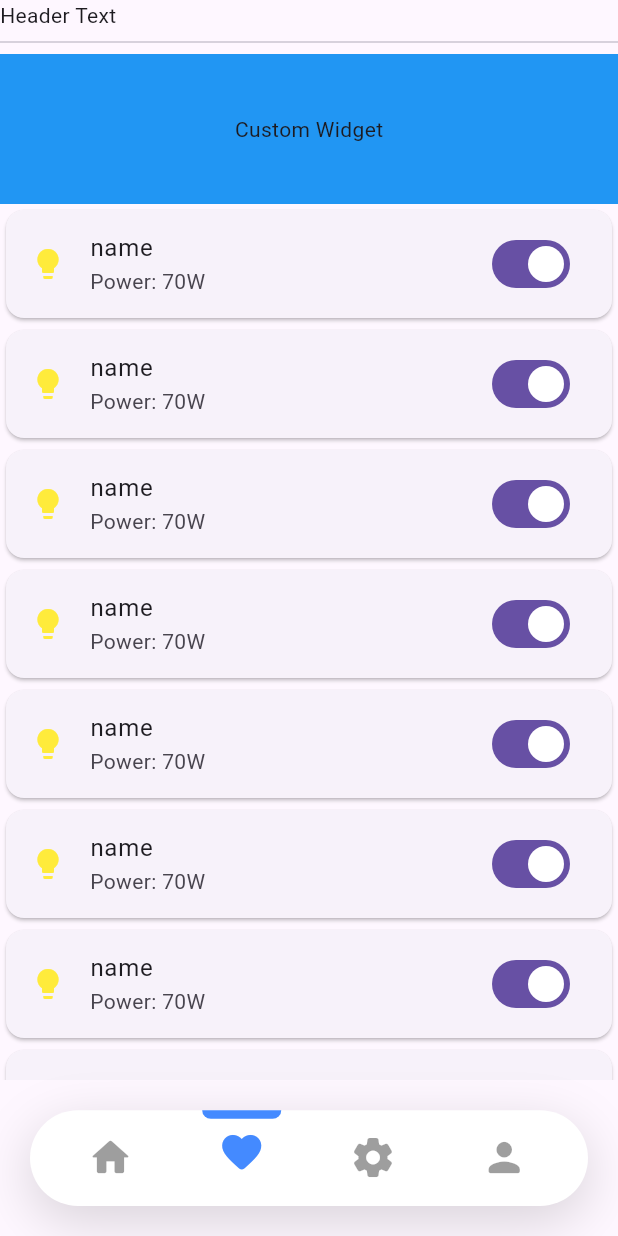
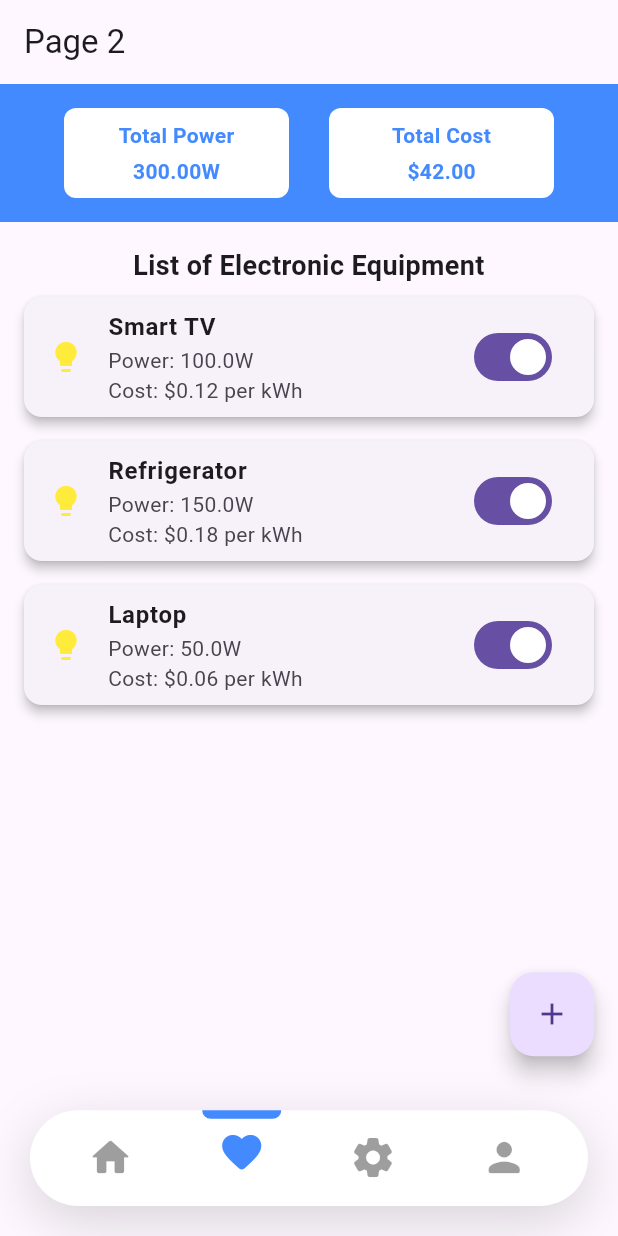
Before and after one commit to aqimuddin225/flutter_energy_monitor_app_rebuild, a Flutter app: the screen it shows after launch, after a tap on the "favorite" icon, on a phone screen of 412 x 824 dp. Run offline on Flutter 3.47's test engine with Material 3 defaults, Android fonts, the phone set to English and light mode, and no system bars.

Commit message:
Add Page 2 Detail

```diff
--- a/lib/view/home.dart
+++ b/lib/view/home.dart
@@ -22,10 +22,18 @@ class HomePageState extends State<HomePage> {
     Page4Screen()
   ];
 
+  List<AppBar> _appBars = [
+    AppBar(title: Text('Page 1')),
+    AppBar(title: Text('Page 2')),
+    AppBar(title: Text('Page 3')),
+    AppBar(title: Text('Page 4')),
+  ];
+
   @override
   Widget build(BuildContext context) {
     Size size = MediaQuery.of(context).size;
     return Scaffold(
+      appBar: _appBars[currentIndex],
       body: _widgetOptions.elementAt(currentIndex),
       bottomNavigationBar: _CustomNavBar(
         size: size,
--- a/lib/view/page2.dart
+++ b/lib/view/page2.dart
@@ -1,5 +1,17 @@
 import 'package:flutter/material.dart';
-import 'package:flutter_energy_monitor_app_01/view/widget/lamp_card.dart';
+
+class Equipment {
+  final String name;
+  final double power;
+  final double consumptionCost;
+  bool isOn;
+
+  Equipment(
+      {required this.name,
+      required this.power,
+      required this.consumptionCost,
+      required this.isOn});
+}
 
 class Page2Screen extends StatefulWidget {
   const Page2Screen({super.key});
@@ -9,33 +21,170 @@ class Page2Screen extends StatefulWidget {
 }
 
 class _Page2ScreenState extends State<Page2Screen> {
+  final List<Equipment> equipmentList = [
+    Equipment(name: 'Smart TV', power: 100, consumptionCost: 0.12, isOn: true),
+    Equipment(
+        name: 'Refrigerator', power: 150, consumptionCost: 0.18, isOn: true),
+    Equipment(name: 'Laptop', power: 50, consumptionCost: 0.06, isOn: true),
+    // Add more equipment as needed
+  ];
+
   @override
   Widget build(BuildContext context) {
-    return SafeArea(
-      child: ListView(
-        children: <Widget>[
-          const Text('Header Text'),
-          const Divider(), // A divider line
-          Container(
-            height: 100,
-            color: Colors.blue,
-            alignment: Alignment.center,
-            child: const Text('Custom Widget'),
+    return Scaffold(
+      body: Column(
+        crossAxisAlignment: CrossAxisAlignment.stretch,
+        children: [
+          TotalPowerCostInfo(equipmentList: equipmentList),
+          SizedBox(height: 16),
+          Text(
+            'List of Electronic Equipment',
+            style: TextStyle(
+              fontSize: 18,
+              fontWeight: FontWeight.bold,
+            ),
+            textAlign: TextAlign.center,
           ),
-          LampCard(LampStatus('name', 70, true)),
-          LampCard(LampStatus('name', 70, true)),
-          LampCard(LampStatus('name', 70, true)),
-          LampCard(LampStatus('name', 70, true)),
-          LampCard(LampStatus('name', 70, true)),
-          LampCard(LampStatus('name', 70, true)),
-          LampCard(LampStatus('name', 70, true)),
-          LampCard(LampStatus('name', 70, true)),
-          LampCard(LampStatus('name', 70, true)),
-          LampCard(LampStatus('name', 70, true)),
-          LampCard(LampStatus('name', 70, true)),
-          LampCard(LampStatus('name', 70, true))
+          EquipmentList(equipmentList: equipmentList),
+        ],
+      ),
+      floatingActionButton: FloatingActionButton(
+        onPressed: () {
+          // Handle the action to add electronic devices
+          // You can show a dialog or navigate to another screen for adding devices
+          // For example:
+          // Navigator.push(context, MaterialPageRoute(builder: (context) => AddDeviceScreen()));
+        },
+        child: Icon(Icons.add),
+      ),
+      floatingActionButtonLocation: FloatingActionButtonLocation.endFloat,
+    );
+  }
+}
+
+class TotalPowerCostInfo extends StatelessWidget {
+  final List<Equipment> equipmentList;
+
+  TotalPowerCostInfo({required this.equipmentList});
+
+  @override
+  Widget build(BuildContext context) {
+    double totalPower =
+        equipmentList.map((e) => e.power).fold(0, (a, b) => a + b);
+    double totalCost = equipmentList
+        .map((e) => e.power * e.consumptionCost)
+        .fold(0, (a, b) => a + b);
+
+    return Container(
+      color: Colors.blueAccent,
+      padding: EdgeInsets.all(16),
+      child: Row(
+        mainAxisAlignment: MainAxisAlignment.spaceEvenly,
+        children: [
+          _buildInfoContainer(
+              'Total Power', '${totalPower.toStringAsFixed(2)}W'),
+          _buildInfoContainer(
+              'Total Cost', '\$${totalCost.toStringAsFixed(2)}'),
         ],
       ),
     );
   }
+
+  Widget _buildInfoContainer(String title, String value) {
+    return Container(
+      width: 150,
+      padding: EdgeInsets.all(8),
+      decoration: BoxDecoration(
+        borderRadius: BorderRadius.circular(8),
+        color: Colors.white,
+      ),
+      child: Center(
+        child: Column(
+          crossAxisAlignment: CrossAxisAlignment.center,
+          children: [
+            Text(
+              title,
+              style: TextStyle(
+                color: Colors.blueAccent,
+                fontWeight: FontWeight.bold,
+              ),
+            ),
+            SizedBox(height: 4),
+            Text(
+              value,
+              style: TextStyle(
+                color: Colors.blueAccent,
+                fontWeight: FontWeight.w600,
+              ),
+            ),
+          ],
+        ),
+      ),
+    );
+  }
 }
+
+class EquipmentList extends StatelessWidget {
+  final List<Equipment> equipmentList;
+
+  EquipmentList({required this.equipmentList});
+
+  @override
+  Widget build(BuildContext context) {
+    return Expanded(
+      child: ListView.builder(
+        itemCount: equipmentList.length,
+        itemBuilder: (context, index) {
+          return EquipmentTile(equipment: equipmentList[index]);
+        },
+      ),
+    );
+  }
+}
+
+class EquipmentTile extends StatefulWidget {
+  final Equipment equipment;
+
+  EquipmentTile({required this.equipment});
+
+  @override
+  State<EquipmentTile> createState() => _EquipmentTileState();
+}
+
+class _EquipmentTileState extends State<EquipmentTile> {
+  @override
+  Widget build(BuildContext context) {
+    return Card(
+      elevation: 3,
+      margin: EdgeInsets.symmetric(vertical: 8, horizontal: 16),
+      child: ListTile(
+        leading: Icon(
+          widget.equipment.isOn ? Icons.lightbulb : Icons.lightbulb_outline,
+          color: widget.equipment.isOn ? Colors.yellow : Colors.grey,
+        ), // You can replace this with a custom icon
+        title: Text(
+          widget.equipment.name,
+          style: TextStyle(fontWeight: FontWeight.bold),
+        ),
+        subtitle: Column(
+          crossAxisAlignment: CrossAxisAlignment.start,
+          children: [
+            Text('Power: ${widget.equipment.power}W'),
+            Text('Cost: \$${widget.equipment.consumptionCost} per kWh'),
+          ],
+        ),
+        trailing: Switch(
+          value: widget.equipment.isOn,
+          onChanged: (newValue) {
+            setState(() {
+              widget.equipment.isOn = newValue;
+            });
+          },
+        ), // You can customize the trailing icon
+        onTap: () {
+          // Add custom onTap functionality if needed
+        },
+      ),
+    );
+  }
+}
```
